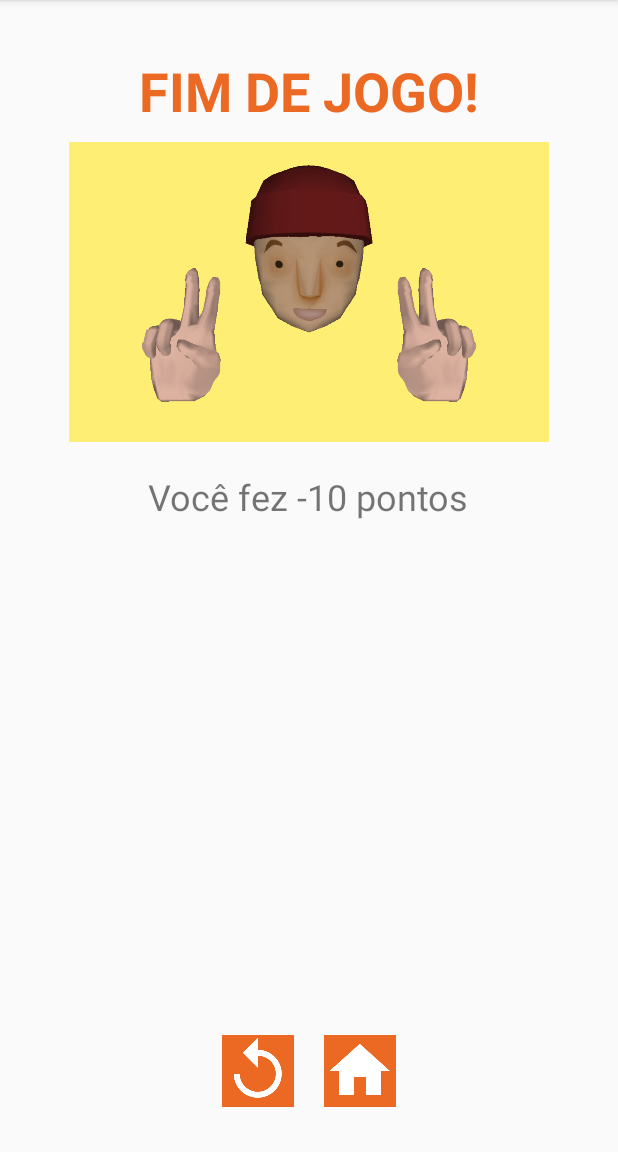
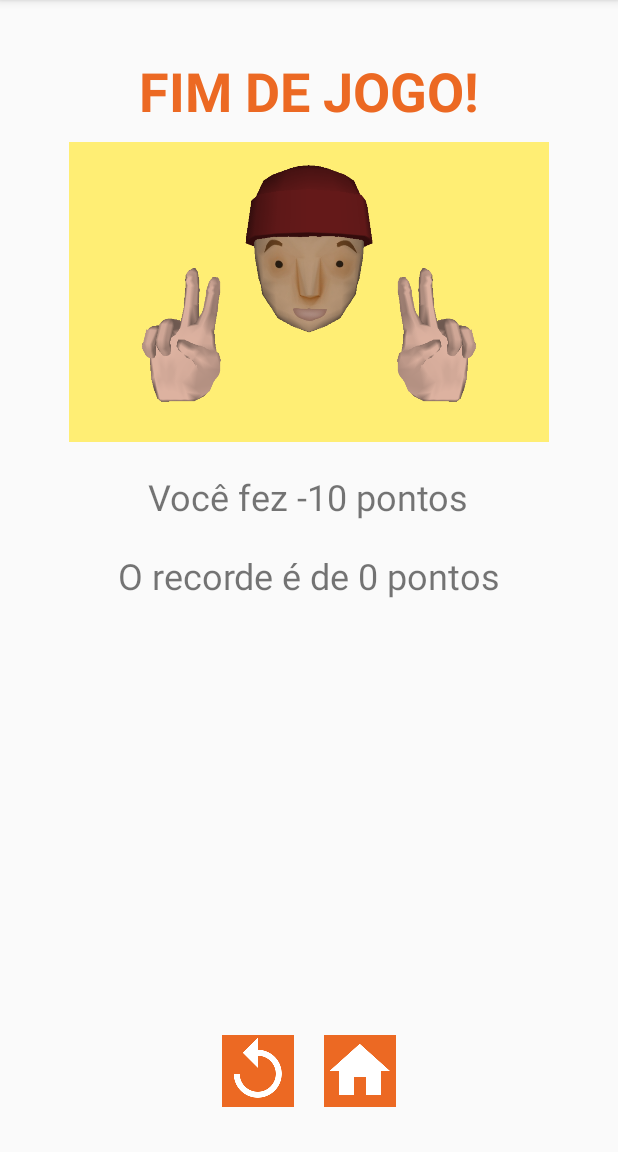
Before and after one commit to poli-libras/AprendaLibras-android, an Android app: the FimDeJogoActivity screen opened directly, with no data from a screen before it, on a phone screen of 412 x 824 dp, the part 84-1236 px from its top. Run offline under Robolectric (Android 15) with nearby library versions, the phone set to English and light mode, and no system bars.

Commit message:
Guardar recorde

```diff
--- a/app/src/main/java/br/com/polilibras/aprendalibras/FimDeJogoActivity.java
+++ b/app/src/main/java/br/com/polilibras/aprendalibras/FimDeJogoActivity.java
@@ -1,6 +1,8 @@
 package br.com.polilibras.aprendalibras;
 
+import android.content.Context;
 import android.content.Intent;
+import android.content.SharedPreferences;
 import android.support.v7.app.AppCompatActivity;
 import android.os.Bundle;
 import android.view.View;
@@ -11,6 +13,7 @@ public class FimDeJogoActivity extends AppCompatActivity {
 
     public final static String GANHOU_EXTRA = "GANHOU";
     public final static String EXTRA_ACERTOS = "ACERTOS";
+    int newHighScore;
 
     @Override
     protected void onCreate(Bundle savedInstanceState) {
@@ -22,12 +25,27 @@ public class FimDeJogoActivity extends AppCompatActivity {
         TextView text = (TextView) findViewById(R.id.fim_jogo_mensagem_txt);
         if (ganhar == true) {
             text.setText(getString(R.string.fim_jogo_ganhador_txt));
-        }
-        else{
+        } else {
             text.setText(getString(R.string.fim_jogo_perdedor));
         }
         TextView textView = (TextView) findViewById(R.id.fim_jogo_pontuacao_txt);
-        textView.setText(getString(R.string.pontuacao_txt, pontuacao));}
+        textView.setText(getString(R.string.pontuacao_txt, pontuacao));
+
+        SharedPreferences sharedPref = this.getPreferences(Context.MODE_PRIVATE);
+        newHighScore = sharedPref.getInt("pontuacao", 0);
+
+        if (newHighScore > pontuacao) {
+            TextView textView2 = (TextView) findViewById(R.id.recorde_txt);
+            textView2.setText(getString(R.string.high_score_txt, newHighScore));
+        } else {
+            newHighScore = pontuacao;
+            TextView textView2 = (TextView) findViewById(R.id.recorde_txt);
+            textView2.setText(getString(R.string.high_score_txt, newHighScore));
+            sharedPref.edit().putInt("pontuacao", newHighScore).apply();
+        }
+
+    }
+
 
     public void sendMessage1(View view){
         Intent intent = new Intent(this,QuestionActivity.class);
--- a/app/src/main/res/layout/activity_fim_de_jogo.xml
+++ b/app/src/main/res/layout/activity_fim_de_jogo.xml
@@ -40,6 +40,14 @@
             android:text="@string/pontuacao_txt"
             android:textSize="24sp" />
 
+        <TextView
+            android:id="@+id/recorde_txt"
+            android:layout_width="wrap_content"
+            android:layout_height="wrap_content"
+            android:layout_marginTop="20dp"
+            android:text="O recorde é de %1$d pontos"
+            android:textSize="24sp"/>
+
     </LinearLayout>
 
     <LinearLayout
--- a/app/src/main/res/values/strings.xml
+++ b/app/src/main/res/values/strings.xml
@@ -10,4 +10,5 @@
     <string name="name_txt">Conectado como: %1$s</string>
     <string name="fim_jogo_ganhador_txt">Parabéns! Você ganhou!</string>
     <string name="title_activity_main2">Main2Activity</string>
+    <string name="high_score_txt">O recorde é de %1$d pontos</string>
 </resources>
```
